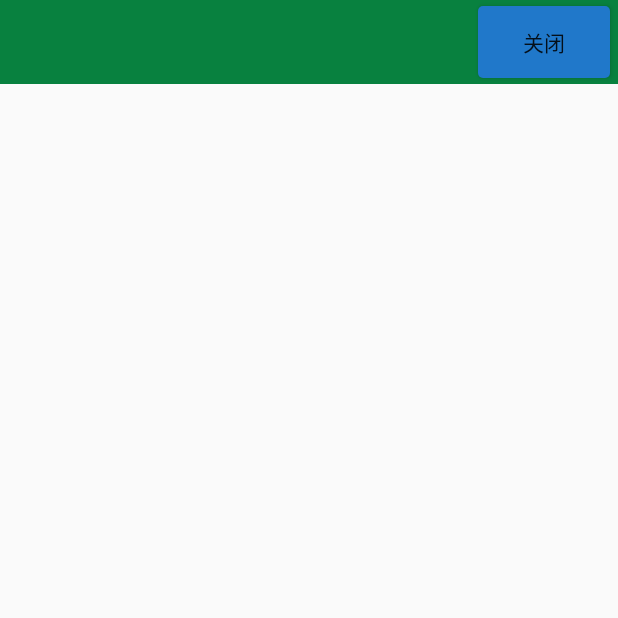
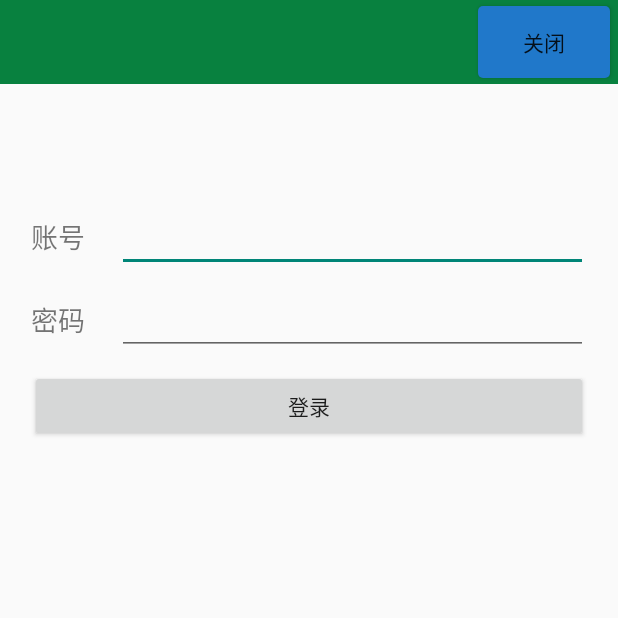
Before and after one commit to longuto/HLGGApp, an Android app: the screen it shows after launch (LoginActivity), on a phone screen of 412 x 824 dp, the top half of it. Run offline under Robolectric (Android 15) with nearby library versions, the phone set to English and light mode, and no system bars; our stand-ins replace ButterKnife; libraries missing offline, so code that uses them is left out: com.zhy.http; 1 statement that could not run was skipped.

Commit message:
2016.10.27

```diff
--- a/app/src/main/AndroidManifest.xml
+++ b/app/src/main/AndroidManifest.xml
@@ -3,6 +3,7 @@
           package="com.simpotech.app.hlgg">
 
     <application
+        android:name=".global.MyApplication"
         android:allowBackup="true"
         android:icon="@mipmap/ic_launcher"
         android:label="@string/app_name"
@@ -15,6 +16,8 @@
                 <category android:name="android.intent.category.LAUNCHER"/>
             </intent-filter>
         </activity>
+        <activity android:name=".ui.activity.MainActivity">
+        </activity>
     </application>
 
 </manifest>
--- /dev/null
+++ b/app/src/main/java/com/simpotech/app/hlgg/global/MyApplication.java
@@ -0,0 +1,48 @@
+package com.simpotech.app.hlgg.global;
+
+import android.app.Application;
+import android.content.Context;
+import android.os.Process;
+
+import com.zhy.http.okhttp.OkHttpUtils;
+
+import java.util.concurrent.TimeUnit;
+
+import okhttp3.OkHttpClient;
+
+/**
+ * 配置全局变量
+ * Created by longuto on 2016/10/27.
+ */
+public class MyApplication extends Application {
+
+    private static Context context;  //上下文
+    private static int mainThreadId; //主线程id
+
+    @Override
+    public void onCreate() {
+        super.onCreate();
+
+        context = getApplicationContext();
+        mainThreadId = Process.myTid();
+
+        /**配置OkHttpClient*/
+        OkHttpClient okHttpClient = new OkHttpClient.Builder()
+                //.addInterceptor(new LoggerInterceptor("TAG"))
+                .connectTimeout(5000L, TimeUnit.MILLISECONDS)
+                .readTimeout(5000L, TimeUnit.MILLISECONDS)
+                //其他配置
+                .build();
+        OkHttpUtils.initClient(okHttpClient);
+    }
+
+    /**返回上下文*/
+    public static Context getContext() {
+        return context;
+    }
+
+    /**获取主线程id*/
+    public static int getUiTid() {
+        return mainThreadId;
+    }
+}
--- a/app/src/main/java/com/simpotech/app/hlgg/ui/activity/BaseActivity.java
+++ b/app/src/main/java/com/simpotech/app/hlgg/ui/activity/BaseActivity.java
@@ -1,5 +1,6 @@
 package com.simpotech.app.hlgg.ui.activity;
 
+import android.content.Context;
 import android.os.Bundle;
 import android.support.annotation.Nullable;
 import android.support.v7.app.AppCompatActivity;
@@ -8,23 +9,31 @@ import android.widget.Button;
 
 import com.simpotech.app.hlgg.R;
 
+import butterknife.BindView;
+import butterknife.ButterKnife;
+
 /**
  * Created by longuto on 2016/10/26.
  */
 
 public abstract class BaseActivity extends AppCompatActivity {
+    @BindView(R.id.btn_left)
     Button mLeftBtn;    //左部按钮
+    @BindView(R.id.btn_middle)
     Button mMiddleBtn;  //中部按钮
+    @BindView(R.id.btn_right)
     Button mRightBtn;   //右部按钮
+
+    Context context;    // 上下文
 
     @Override
     protected void onCreate(@Nullable Bundle savedInstanceState) {
         super.onCreate(savedInstanceState);
         toSetContentView();
 
-        mLeftBtn = (Button) findViewById(R.id.btn_left);
-        mMiddleBtn = (Button) findViewById(R.id.btn_middle);
-        mRightBtn = (Button) findViewById(R.id.btn_right  );
+        ButterKnife.bind(this); //使用注解框架
+        context = this;
+
         //初始化标题
         initTitle();
         //初始化数据
--- a/app/src/main/java/com/simpotech/app/hlgg/ui/activity/LoginActivity.java
+++ b/app/src/main/java/com/simpotech/app/hlgg/ui/activity/LoginActivity.java
@@ -1,10 +1,64 @@
 package com.simpotech.app.hlgg.ui.activity;
 
+import android.text.TextUtils;
 import android.view.View;
+import android.widget.Button;
+import android.widget.EditText;
 
 import com.simpotech.app.hlgg.R;
+import com.simpotech.app.hlgg.api.Constant;
+import com.simpotech.app.hlgg.util.LogUtils;
+import com.simpotech.app.hlgg.util.UiUtils;
+import com.zhy.http.okhttp.OkHttpUtils;
+import com.zhy.http.okhttp.callback.StringCallback;
+
+import butterknife.BindView;
+import butterknife.OnClick;
+import okhttp3.Call;
 
 public class LoginActivity extends BaseActivity {
+
+    private static final String URL_LOGIN = Constant.HOST + Constant.LOGIN;
+    private static final String TAG = "LoginActivity";
+
+    @BindView(R.id.edt_username)
+    EditText mUsernameEdt;
+    @BindView(R.id.edt_password)
+    EditText mPasswordEdt;
+    @BindView(R.id.btn_login)
+    Button mLoginBtn;
+
+    @OnClick(R.id.btn_login)
+    public void login(View v) {
+        String username = mUsernameEdt.getText().toString();
+        String password = mPasswordEdt.getText().toString();
+        if(TextUtils.isEmpty(username) || TextUtils.isEmpty(password)) {
+            UiUtils.showToast("用户名或密码不能为空!");
+            return;
+        }
+
+        //通过OkHttp异步请求网络
+        OkHttpUtils
+                .post()
+                .url(URL_LOGIN)
+                .addParams("username", username)
+                .addParams("pwd", password)
+                .build()
+                .execute(new StringCallback() {
+                    @Override
+                    public void onError(Call call, Exception e, int id) {
+                        LogUtils.i(TAG, "请求网络失败");
+                        UiUtils.showToast("网络请求失败");
+                    }
+
+                    @Override
+                    public void onResponse(String response, int id) {
+                        LogUtils.i(TAG, "请求网络成功");
+
+                    }
+                });
+
+    }
 
     @Override
     protected void toSetContentView() {
@@ -26,4 +80,6 @@ public class LoginActivity extends BaseActivity {
     protected void initData() {
 
     }
+
+
 }
--- a/app/src/main/res/layout/activity_login.xml
+++ b/app/src/main/res/layout/activity_login.xml
@@ -1,59 +1,57 @@
 <?xml version="1.0" encoding="utf-8"?>
-<android.support.design.widget.CoordinatorLayout
+<LinearLayout
     xmlns:android="http://schemas.android.com/apk/res/android"
     xmlns:tools="http://schemas.android.com/tools"
-    android:id="@+id/activity_login"
     android:layout_width="match_parent"
     android:layout_height="match_parent"
-    android:fitsSystemWindows="true"
+    android:orientation="vertical"
     tools:context="com.simpotech.app.hlgg.ui.activity.LoginActivity">
 
-    <LinearLayout
+    <include layout="@layout/layout_title"/>
+
+    <RelativeLayout
         android:layout_width="match_parent"
         android:layout_height="match_parent">
 
-        <include layout="@layout/layout_title"/>
-
         <LinearLayout
+            android:id="@+id/lly_username"
             android:layout_width="match_parent"
             android:layout_height="wrap_content"
-            android:orientation="vertical">
-
-            <LinearLayout
-                android:id="@+id/lly_user"
-                android:layout_width="match_parent"
-                android:layout_height="wrap_content"
+            android:layout_marginTop="80dp"
             android:orientation="horizontal">
-
             <TextView
-                    android:layout_width="wrap_content"
-                    android:layout_height="wrap_content"
+                style="@style/login_textView"
                 android:text="@string/username"/>
-
             <EditText
                 android:id="@+id/edt_username"
-                    android:layout_width="match_parent"
-                    android:layout_height="wrap_content"/>
-
+                style="@style/login_editText"/>
         </LinearLayout>
 
         <LinearLayout
-                android:id="@+id/lly_pwd"
+            android:id="@+id/lly_password"
             android:layout_width="match_parent"
             android:layout_height="wrap_content"
+            android:layout_below="@id/lly_username"
+            android:layout_marginTop="10dp"
             android:orientation="horizontal">
-
             <TextView
-                    android:layout_width="wrap_content"
-                    android:layout_height="wrap_content"
+                style="@style/login_textView"
                 android:text="@string/password"/>
-
             <EditText
                 android:id="@+id/edt_password"
-                    android:layout_width="match_parent"
-                    android:layout_height="wrap_content"/>
+                style="@style/login_editText"/>
         </LinearLayout>
 
+        <Button
+            android:id="@+id/btn_login"
+            android:layout_width="match_parent"
+            android:layout_height="wrap_content"
+            android:layout_marginTop="10dp"
+            android:layout_marginLeft="20dp"
+            android:layout_marginRight="20dp"
+            android:onClick="login"
+            android:layout_below="@id/lly_password"
+            android:text="@string/login"/>
+    </RelativeLayout>
+
 </LinearLayout>
-    </LinearLayout>
-</android.support.design.widget.CoordinatorLayout>
--- a/app/src/main/res/values/strings.xml
+++ b/app/src/main/res/values/strings.xml
@@ -7,5 +7,6 @@
 
     <string name="username">账号</string>
     <string name="password">密码</string>
+    <string name="login">登录</string>
 
 </resources>
--- a/app/src/main/res/values/styles.xml
+++ b/app/src/main/res/values/styles.xml
@@ -8,4 +8,21 @@
         <item name="colorAccent">@color/colorAccent</item>
     </style>
 
+    <!--登录界面TextView风格-->
+    <style name="login_textView">
+        <item name="android:layout_width">0dp</item>
+        <item name="android:layout_height">wrap_content</item>
+        <item name="android:layout_weight">1</item>
+        <item name="android:gravity">center</item>
+        <item name="android:textSize">18sp</item>
+    </style>
+
+    <!--登录界面EditText风格-->
+    <style name="login_editText">
+        <item name="android:layout_width">0dp</item>
+        <item name="android:layout_height">wrap_content</item>
+        <item name="android:layout_weight">4</item>
+        <item name="android:layout_marginRight">20dp</item>
+    </style>
+
 </resources>
--- a/build.gradle
+++ b/build.gradle
@@ -6,7 +6,7 @@ buildscript {
     }
     dependencies {
         classpath 'com.android.tools.build:gradle:2.2.0'
-
+        classpath 'com.neenbedankt.gradle.plugins:android-apt:1.8'
         // NOTE: Do not place your application dependencies here; they belong
         // in the individual module build.gradle files
     }
```
Also changed, not shown: app/build.gradle (+5 -2 lines), app/src/main/java/com/simpotech/app/hlgg/api/Constant.java (added, +16 -0 lines), app/src/main/java/com/simpotech/app/hlgg/entity/LoginInfo.java (added, +42 -0 lines), app/src/main/java/com/simpotech/app/hlgg/ui/activity/MainActivity.java (added, +34 -0 lines), app/src/main/java/com/simpotech/app/hlgg/util/LogUtils.java (added, +31 -0 lines), app/src/main/java/com/simpotech/app/hlgg/util/UiUtils.java (added, +90 -0 lines), app/src/main/res/layout/activity_main.xml (added, +15 -0 lines). Lines whose indentation alone changed are shown as unchanged.
